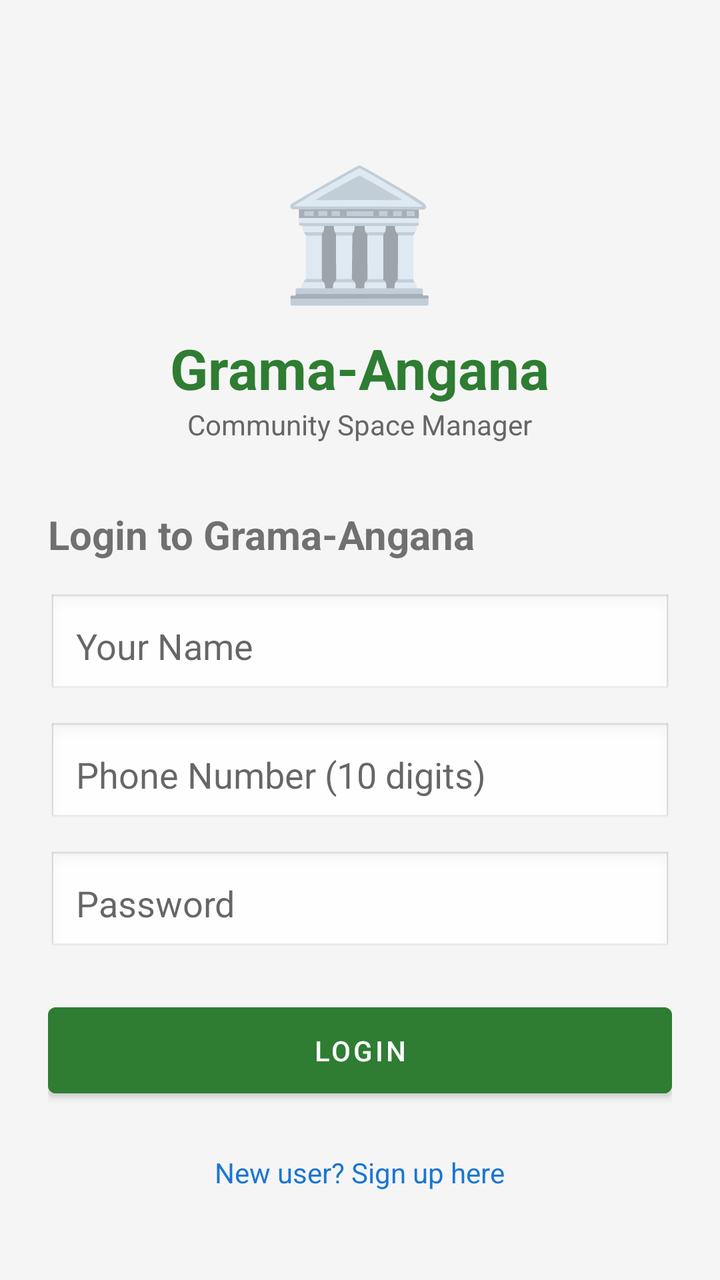
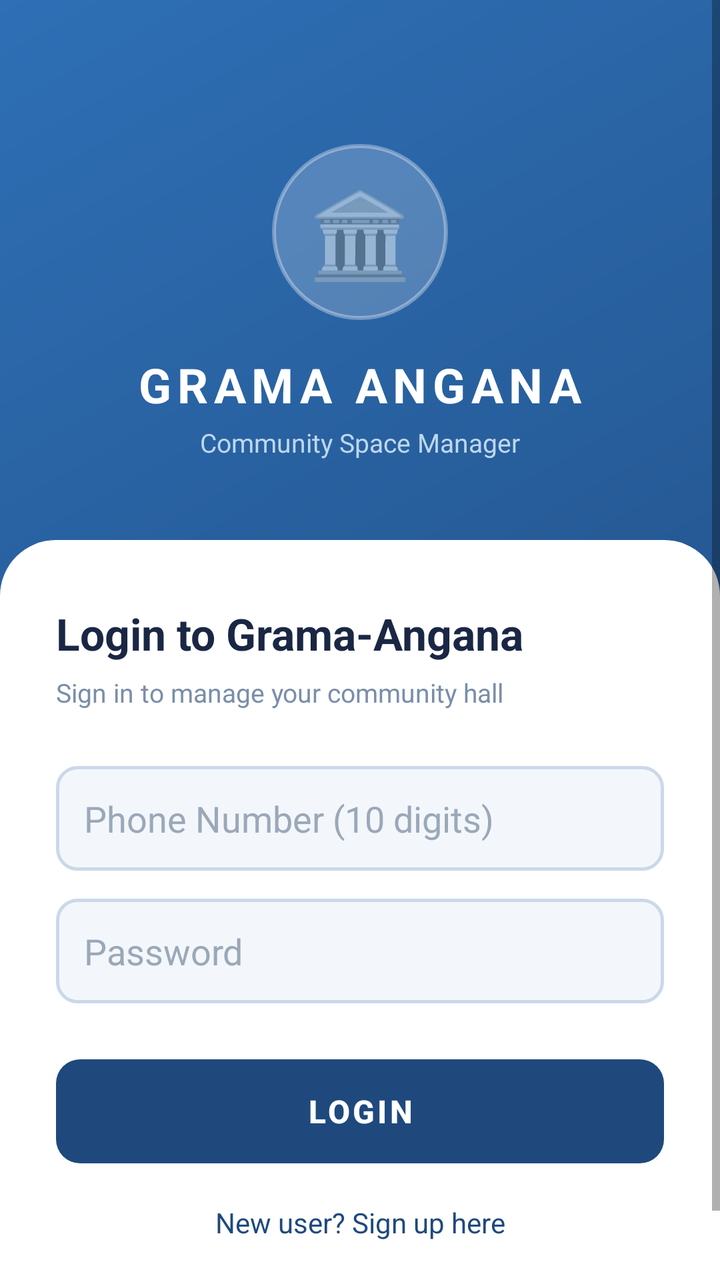

Screens rendered from an Android XML layout before and after an edit, with the pre-edit source and the edit as a unified diff.
<!-- AndroidManifest.xml: application theme Theme.GramaAngana -->
<!-- res/layout/activity_login.xml -->
<?xml version="1.0" encoding="utf-8"?>
<ScrollView xmlns:android="http://schemas.android.com/apk/res/android"
    android:layout_width="match_parent"
    android:layout_height="match_parent"
    android:background="#F5F5F5">

    <LinearLayout
        android:layout_width="match_parent"
        android:layout_height="wrap_content"
        android:orientation="vertical"
        android:padding="24dp"
        android:gravity="center">

        <TextView
            android:layout_width="wrap_content"
            android:layout_height="wrap_content"
            android:text="🏛️"
            android:textSize="64sp"
            android:layout_marginTop="48dp"/>

        <TextView
            android:layout_width="wrap_content"
            android:layout_height="wrap_content"
            android:text="Grama-Angana"
            android:textSize="28sp"
            android:textStyle="bold"
            android:textColor="#2E7D32"
            android:layout_marginTop="8dp"/>

        <TextView
            android:layout_width="wrap_content"
            android:layout_height="wrap_content"
            android:text="Community Space Manager"
            android:textSize="14sp"
            android:textColor="#666"
            android:layout_marginBottom="32dp"/>

        <TextView
            android:id="@+id/title_text"
            android:layout_width="match_parent"
            android:layout_height="wrap_content"
            android:text="Login to Grama-Angana"
            android:textSize="20sp"
            android:textStyle="bold"
            android:layout_marginBottom="16dp"/>

        <EditText
            android:id="@+id/input_name"
            android:layout_width="match_parent"
            android:layout_height="wrap_content"
            android:hint="Your Name"
            android:inputType="textPersonName"
            android:padding="14dp"
            android:background="@android:drawable/edit_text"
            android:layout_marginBottom="12dp"/>

        <EditText
            android:id="@+id/input_phone"
            android:layout_width="match_parent"
            android:layout_height="wrap_content"
            android:hint="Phone Number (10 digits)"
            android:inputType="phone"
            android:maxLength="10"
            android:padding="14dp"
            android:background="@android:drawable/edit_text"
            android:layout_marginBottom="12dp"/>

        <EditText
            android:id="@+id/input_password"
            android:layout_width="match_parent"
            android:layout_height="wrap_content"
            android:hint="Password"
            android:inputType="textPassword"
            android:padding="14dp"
            android:background="@android:drawable/edit_text"
            android:layout_marginBottom="20dp"/>

        <Button
            android:id="@+id/btn_submit"
            android:layout_width="match_parent"
            android:layout_height="wrap_content"
            android:text="Login"
            android:textColor="#FFFFFF"
            android:backgroundTint="#2E7D32"
            android:padding="12dp"/>

        <TextView
            android:id="@+id/toggle_mode"
            android:layout_width="wrap_content"
            android:layout_height="wrap_content"
            android:text="New user? Sign up here"
            android:textColor="#1976D2"
            android:textSize="14sp"
            android:padding="16dp"
            android:layout_marginTop="8dp"/>

    </LinearLayout>
</ScrollView>
<!-- resources referenced by this layout -->
<resources>
  <style name="Theme.GramaAngana" parent="Theme.MaterialComponents.DayNight.NoActionBar">
          <item name="colorPrimary">#1F497D</item>
          <item name="colorPrimaryVariant">#1F497D</item>
          <item name="colorOnPrimary">#FFFFFF</item>
      </style>
</resources>

<!-- the commit's change to res/layout/activity_login.xml (unified diff, before → after) -->
@@ -2,97 +2,147 @@
 <ScrollView xmlns:android="http://schemas.android.com/apk/res/android"
     android:layout_width="match_parent"
     android:layout_height="match_parent"
-    android:background="#F5F5F5">
+    android:fillViewport="true"
+    android:background="@drawable/hero_gradient">
 
     <LinearLayout
         android:layout_width="match_parent"
         android:layout_height="wrap_content"
-        android:orientation="vertical"
-        android:padding="24dp"
-        android:gravity="center">
+        android:orientation="vertical">
 
-        <TextView
-            android:layout_width="wrap_content"
-            android:layout_height="wrap_content"
-            android:text="🏛️"
-            android:textSize="64sp"
-            android:layout_marginTop="48dp"/>
-
-        <TextView
-            android:layout_width="wrap_content"
-            android:layout_height="wrap_content"
-            android:text="Grama-Angana"
-            android:textSize="28sp"
-            android:textStyle="bold"
-            android:textColor="#2E7D32"
-            android:layout_marginTop="8dp"/>
-
-        <TextView
-            android:layout_width="wrap_content"
-            android:layout_height="wrap_content"
-            android:text="Community Space Manager"
-            android:textSize="14sp"
-            android:textColor="#666"
-            android:layout_marginBottom="32dp"/>
-
-        <TextView
-            android:id="@+id/title_text"
+        
+        <LinearLayout
             android:layout_width="match_parent"
             android:layout_height="wrap_content"
-            android:text="Login to Grama-Angana"
-            android:textSize="20sp"
-            android:textStyle="bold"
-            android:layout_marginBottom="16dp"/>
+            android:orientation="vertical"
+            android:gravity="center"
+            android:paddingTop="72dp"
+            android:paddingBottom="40dp"
+            android:paddingLeft="24dp"
+            android:paddingRight="24dp">
 
-        <EditText
-            android:id="@+id/input_name"
+            <FrameLayout
+                android:layout_width="88dp"
+                android:layout_height="88dp"
+                android:background="@drawable/logo_circle_bg">
+                <TextView
+                    android:layout_width="match_parent"
+                    android:layout_height="match_parent"
+                    android:text="🏛"
+                    android:textSize="42sp"
+                    android:gravity="center"/>
+            </FrameLayout>
+
+            <TextView
+                android:layout_width="wrap_content"
+                android:layout_height="wrap_content"
+                android:text="GRAMA ANGANA"
+                android:textSize="24sp"
+                android:textStyle="bold"
+                android:textColor="#FFFFFF"
+                android:letterSpacing="0.12"
+                android:layout_marginTop="16dp"/>
+
+            <TextView
+                android:layout_width="wrap_content"
+                android:layout_height="wrap_content"
+                android:text="Community Space Manager"
+                android:textSize="13sp"
+                android:textColor="#BDD7EE"
+                android:layout_marginTop="4dp"/>
+
+        </LinearLayout>
+
+        
+        <LinearLayout
             android:layout_width="match_parent"
             android:layout_height="wrap_content"
-            android:hint="Your Name"
-            android:inputType="textPersonName"
-            android:padding="14dp"
-            android:background="@android:drawable/edit_text"
-            android:layout_marginBottom="12dp"/>
+            android:orientation="vertical"
+            android:background="@drawable/card_rounded_top"
+            android:paddingLeft="28dp"
+            android:paddingRight="28dp"
+            android:paddingTop="32dp"
+            android:paddingBottom="40dp">
 
-        <EditText
-            android:id="@+id/input_phone"
-            android:layout_width="match_parent"
-            android:layout_height="wrap_content"
-            android:hint="Phone Number (10 digits)"
-            android:inputType="phone"
-            android:maxLength="10"
-            android:padding="14dp"
-            android:background="@android:drawable/edit_text"
-            android:layout_marginBottom="12dp"/>
+            <TextView
+                android:id="@+id/title_text"
+                android:layout_width="match_parent"
+                android:layout_height="wrap_content"
+                android:text="Login to Grama-Angana"
+                android:textSize="22sp"
+                android:textStyle="bold"
+                android:textColor="#1A2744"
+                android:layout_marginBottom="6dp"/>
 
-        <EditText
-            android:id="@+id/input_password"
-            android:layout_width="match_parent"
-            android:layout_height="wrap_content"
-            android:hint="Password"
-            android:inputType="textPassword"
-            android:padding="14dp"
-            android:background="@android:drawable/edit_text"
-            android:layout_marginBottom="20dp"/>
+            <TextView
+                android:layout_width="match_parent"
+                android:layout_height="wrap_content"
+                android:text="Sign in to manage your community hall"
+                android:textSize="13sp"
+                android:textColor="#7A8EA8"
+                android:layout_marginBottom="28dp"/>
 
-        <Button
-            android:id="@+id/btn_submit"
-            android:layout_width="match_parent"
-            android:layout_height="wrap_content"
-            android:text="Login"
-            android:textColor="#FFFFFF"
-            android:backgroundTint="#2E7D32"
-            android:padding="12dp"/>
+            <EditText
+                android:id="@+id/input_name"
+                android:layout_width="match_parent"
+                android:layout_height="wrap_content"
+                android:hint="Your Full Name"
+                android:inputType="textPersonName"
+                android:padding="14dp"
+                android:background="@drawable/edit_text_bg"
+                android:textColor="#1A2744"
+                android:textColorHint="#9BA8B8"
+                android:layout_marginBottom="14dp"
+                android:visibility="gone"/>
 
-        <TextView
-            android:id="@+id/toggle_mode"
-            android:layout_width="wrap_content"
-            android:layout_height="wrap_content"
-            android:text="New user? Sign up here"
-            android:textColor="#1976D2"
-            android:textSize="14sp"
-            android:padding="16dp"
-            android:layout_marginTop="8dp"/>
+            <EditText
+                android:id="@+id/input_phone"
+                android:layout_width="match_parent"
+                android:layout_height="wrap_content"
+                android:hint="Phone Number (10 digits)"
+                android:inputType="phone"
+                android:maxLength="10"
+                android:padding="14dp"
+                android:background="@drawable/edit_text_bg"
+                android:textColor="#1A2744"
+                android:textColorHint="#9BA8B8"
+                android:layout_marginBottom="14dp"/>
+
+            <EditText
+                android:id="@+id/input_password"
+                android:layout_width="match_parent"
+                android:layout_height="wrap_content"
+                android:hint="Password"
+                android:inputType="textPassword"
+                android:padding="14dp"
+                android:background="@drawable/edit_text_bg"
+                android:textColor="#1A2744"
+                android:textColorHint="#9BA8B8"
+                android:layout_marginBottom="28dp"/>
+
+            <Button
+                android:id="@+id/btn_submit"
+                android:layout_width="match_parent"
+                android:layout_height="52dp"
+                android:text="Login"
+                android:textColor="#FFFFFF"
+                android:textSize="16sp"
+                android:textStyle="bold"
+                android:background="@drawable/btn_primary_bg"
+                android:stateListAnimator="@null"/>
+
+            <TextView
+                android:id="@+id/toggle_mode"
+                android:layout_width="match_parent"
+                android:layout_height="wrap_content"
+                android:text="New user? Sign up here"
+                android:textColor="#1F497D"
+                android:textSize="14sp"
+                android:gravity="center"
+                android:padding="16dp"
+                android:layout_marginTop="4dp"/>
+
+        </LinearLayout>
 
     </LinearLayout>
 </ScrollView>
<!-- resource entries referenced after the edit -->
@@ -1,5 +1,47 @@
 <!-- resources referenced by this layout -->
 <resources>
+  <!-- drawable btn_primary_bg (drawable) -->
+  <?xml version="1.0" encoding="utf-8"?>
+  <shape xmlns:android="http://schemas.android.com/apk/res/android"
+      android:shape="rectangle">
+      <gradient
+          android:startColor="#2472C4"
+          android:endColor="#1A3F6F"
+          android:angle="135"/>
+      <corners android:radius="12dp"/>
+  </shape>
+  <!-- drawable card_rounded_top (drawable) -->
+  <?xml version="1.0" encoding="utf-8"?>
+  <shape xmlns:android="http://schemas.android.com/apk/res/android">
+      <solid android:color="#FFFFFF"/>
+      <corners android:topLeftRadius="28dp" android:topRightRadius="28dp"/>
+  </shape>
+  <!-- drawable edit_text_bg (drawable) -->
+  <?xml version="1.0" encoding="utf-8"?>
+  <shape xmlns:android="http://schemas.android.com/apk/res/android"
+      android:shape="rectangle">
+      <solid android:color="#F3F7FC"/>
+      <stroke
+          android:width="1.5dp"
+          android:color="#CBD8E8"/>
+      <corners android:radius="10dp"/>
+  </shape>
+  <!-- drawable hero_gradient (drawable) -->
+  <?xml version="1.0" encoding="utf-8"?>
+  <shape xmlns:android="http://schemas.android.com/apk/res/android"
+      android:shape="rectangle">
+      <gradient
+          android:startColor="#1F497D"
+          android:endColor="#2E6FB5"
+          android:angle="135"/>
+  </shape>
+  <!-- drawable logo_circle_bg (drawable) -->
+  <?xml version="1.0" encoding="utf-8"?>
+  <shape xmlns:android="http://schemas.android.com/apk/res/android"
+      android:shape="oval">
+      <solid android:color="#33FFFFFF"/>
+      <stroke android:width="2dp" android:color="#55FFFFFF"/>
+  </shape>
   <style name="Theme.GramaAngana" parent="Theme.MaterialComponents.DayNight.NoActionBar">
           <item name="colorPrimary">#1F497D</item>
           <item name="colorPrimaryVariant">#1F497D</item>
